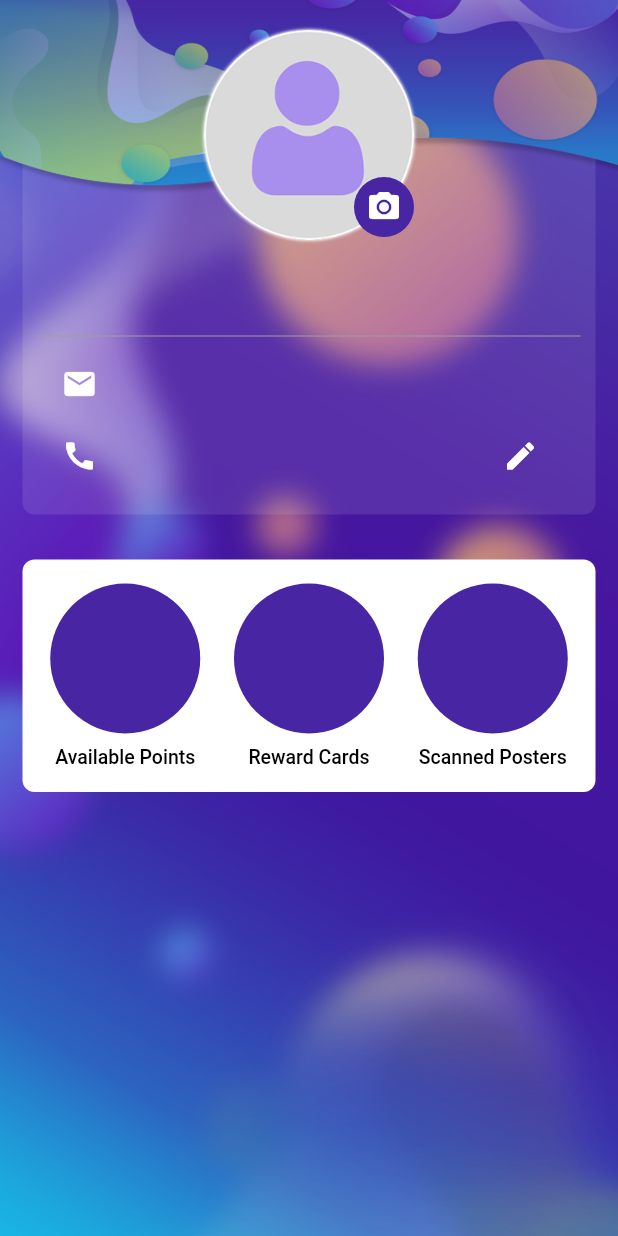
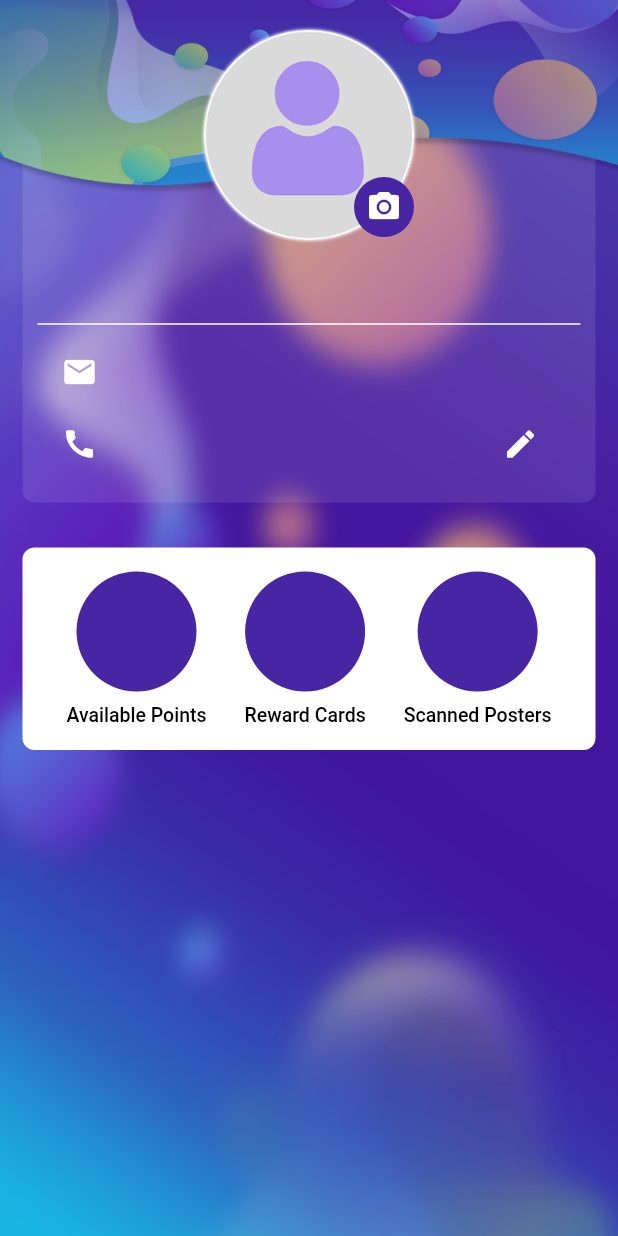
Before and after one commit to Ramanprimotech/PWapp, a Flutter app: the Profile screen opened directly, on a phone screen of 412 x 824 dp. Run offline on Flutter 3.47's test engine with Material 2 defaults, Android fonts, the phone set to English and light mode, and no system bars; our stand-ins replace date_format, device_info_plus, dio, flutter_offline, geocoding, geolocator and 6 more; missing offline and left inert: connectivity_plus_web, flutter_barcode_scanner, image_picker_for_web, network_info_plus_web, shared_preferences_web; accounts and stored records are empty; network calls fail; Roboto replaces fonts that are missing (texgyreadventor-regular).

Commit message:
UI changes

```diff
--- a/lib/views/profile/Profile.dart
+++ b/lib/views/profile/Profile.dart
@@ -10,6 +10,8 @@ import 'package:flutter_offline/flutter_offline.dart';
 import 'package:http/http.dart' as http;
 import 'package:image_picker/image_picker.dart';
 import 'package:path/path.dart' as path;
+import 'package:pwlp/widgets/AppText.dart';
+import 'package:pwlp/widgets/utility/assetImage.dart';
 import 'package:pwlp/widgets/utility/connectivity_result_message.dart';
 import 'package:rflutter_alert/rflutter_alert.dart';
 import 'package:shared_preferences/shared_preferences.dart';
@@ -52,9 +54,8 @@ class _ProfileState extends State<Profile> {
     Map data = {
       'user_id': sharedPreferences.getString("userID"),
     };
-    var response = await http.post(
-        Uri.parse(Api.baseUrl + Api().get_user_profile),
-        body: data);
+    var response = await http
+        .post(Uri.parse(Api.baseUrl + Api().get_user_profile), body: data);
     print(data.toString());
     if (response.statusCode == 200) {
       profileData = ProfileData.fromJson(json.decode(response.body));
@@ -70,8 +71,8 @@ class _ProfileState extends State<Profile> {
         }
         pointsStr = profileData.data!.userProfile![0].points;
         if (profileData.data!.userProfile![0].profilePic.toString() != "") {
-          profilePicStr = Api.baseImageUrl +
-              profileData.data!.userProfile![0].profilePic!;
+          profilePicStr =
+              Api.baseImageUrl + profileData.data!.userProfile![0].profilePic!;
         } else {
           profilePicStr = "${Api.baseImageUrl}user_default.png";
         }
@@ -91,9 +92,8 @@ class _ProfileState extends State<Profile> {
       'user_id': sharedPreferences.getString("userID"),
     };
     log(data.toString());
-    var response = await http.post(
-        Uri.parse(Api.baseUrl + Api().get_user_profile),
-        body: data);
+    var response = await http
+        .post(Uri.parse(Api.baseUrl + Api().get_user_profile), body: data);
 
     Utility().onLoading(context, false);
 
@@ -112,8 +112,8 @@ class _ProfileState extends State<Profile> {
         pointsStr = profileData.data!.userProfile![0].points;
 
         if (profileData.data!.userProfile![0].profilePic.toString() != "") {
-          profilePicStr = Api.baseImageUrl +
-              profileData.data!.userProfile![0].profilePic!;
+          profilePicStr =
+              Api.baseImageUrl + profileData.data!.userProfile![0].profilePic!;
         } else {
           profilePicStr = "${Api.baseImageUrl}user_default.png";
         }
@@ -221,9 +221,8 @@ class _ProfileState extends State<Profile> {
       'user_id': sharedPreferences.getString("userID"),
       'phone': _phoneNumber.text,
     };
-    var response = await http.post(
-        Uri.parse(Api.baseUrl + Api().update_profile),
-        body: data);
+    var response = await http
+        .post(Uri.parse(Api.baseUrl + Api().update_profile), body: data);
 
     Utility().onLoading(context, false);
     if (response.statusCode == 200) {
@@ -307,98 +306,6 @@ class _ProfileState extends State<Profile> {
 
   @override
   Widget build(BuildContext context) {
-    final userDetailCont = Container(
-      margin: const EdgeInsets.only(top: 80.0, left: 15.0, right: 15.0),
-      padding:
-          const EdgeInsets.only(top: 83.0, left: 10.0, right: 10.0, bottom: 15),
-      decoration: BoxDecoration(
-        borderRadius: BorderRadius.circular(8.0),
-        color: const Color(0x1AFFFFFF),
-      ),
-      child: Column(
-        children: <Widget>[
-          const SizedBox(height: 16),
-          Text(
-            userName,
-            style: const TextStyle(
-              color: Colors.white,
-              fontSize: 25,
-              fontFamily: 'texgyreadventor-regular',
-              fontWeight: FontWeight.w400,
-            ),
-            overflow: TextOverflow.ellipsis,
-          ),
-          if (specialityStr != null) ...[
-            Text(
-              specialityStr ?? "Speciality",
-              style: const TextStyle(
-                color: Colors.white,
-                fontSize: 19,
-                fontFamily: 'texgyreadventor-regular',
-                fontWeight: FontWeight.w200,
-              ),
-              textAlign: TextAlign.center,
-            ),
-            const SizedBox(height: 4),
-          ],
-          if (addressStr != null)
-            Text(
-              addressStr ?? "Address",
-              style: const TextStyle(
-                color: Colors.white,
-                fontSize: 16,
-                fontFamily: 'texgyreadventor-regular',
-                fontWeight: FontWeight.w200,
-              ),
-              maxLines: 3,
-              textAlign: TextAlign.center,
-            ),
-          const SizedBox(height: 8),
-          const Divider(
-            color: Colors.grey,
-          ),
-          ListTile(
-            dense: true,
-            leading: const Icon(
-              Icons.email,
-              color: Colors.white,
-            ),
-            title: Text(
-              emailStr!,
-              style: const TextStyle(
-                color: Colors.white,
-                fontSize: 16,
-                fontFamily: 'texgyreadventor-regular',
-                fontWeight: FontWeight.w500,
-              ),
-            ),
-          ),
-          ListTile(
-            dense: true,
-            leading: const Icon(
-              Icons.call,
-              color: Colors.white,
-            ),
-            title: Text(
-              phoneStr!,
-              style: const TextStyle(
-                color: Colors.white,
-                fontSize: 16,
-                fontFamily: 'texgyreadventor-regular',
-                fontWeight: FontWeight.w500,
-              ),
-            ),
-            trailing: IconButton(
-              onPressed: showPhoneDialog,
-              icon: const Icon(
-                Icons.edit,
-                color: Colors.white,
-              ),
-            ),
-          ),
-        ],
-      ),
-    );
     return OfflineBuilder(
       debounceDuration: Duration.zero,
       connectivityBuilder: (
@@ -412,23 +319,16 @@ class _ProfileState extends State<Profile> {
         return child;
       },
       child: Scaffold(
-        body: Container(
-          height: double.maxFinite,
-          width: double.maxFinite,
-          decoration: const BoxDecoration(
-            image: DecorationImage(
-              image: AssetImage('Assets/dashboard-bg.png'),
-              fit: BoxFit.cover,
-              alignment: Alignment.topCenter,
-            ),
-          ),
-          child: SingleChildScrollView(
-            child: SizedBox(
+        body: BGImageWithChild(
+          imgUrl: "dashboard-bg.png",
+          child: SizedBox(
+            height: double.infinity,
+            child: SingleChildScrollView(
               child: Stack(
-                children: <Widget>[
+                children: [
                   Column(
-                    children: <Widget>[
-                      userDetailCont,
+                    children: [
+                      userDetails(),
                       const SizedBox(height: 15),
                       PointsCard(
                           pointsStr: pointsStr,
@@ -451,7 +351,7 @@ class _ProfileState extends State<Profile> {
                     padding: const EdgeInsets.only(top: 20.0),
                     child: Stack(
                       fit: StackFit.loose,
-                      children: <Widget>[
+                      children: [
                         Row(
                           mainAxisAlignment: MainAxisAlignment.center,
                           crossAxisAlignment: CrossAxisAlignment.center,
@@ -485,7 +385,7 @@ class _ProfileState extends State<Profile> {
                               const EdgeInsets.only(top: 90.0, left: 100.0),
                           child: Row(
                             mainAxisAlignment: MainAxisAlignment.center,
-                            children: <Widget>[
+                            children: [
                               TextButton(
                                 child: const CircleAvatar(
                                   backgroundColor: Color(0xff4725a3),
@@ -514,6 +414,57 @@ class _ProfileState extends State<Profile> {
       ),
     );
   }
+
+  Widget userDetails() {
+    return Container(
+      margin: const EdgeInsets.only(top: 80, left: 15, right: 15),
+      padding: const EdgeInsets.only(top: 83, left: 10, right: 10, bottom: 15),
+      decoration: BoxDecoration(
+        borderRadius: BorderRadius.circular(8.0),
+        color: const Color(0x1AFFFFFF),
+      ),
+      child: Column(
+        children: [
+          const SizedBox(height: 16),
+          AppText(userName, fontSize: 25, fontWeight: FontWeight.w500),
+          if (specialityStr != null)
+            AppText(
+              specialityStr,
+              fontSize: 19,
+              fontWeight: FontWeight.w300,
+              padding: const EdgeInsets.only(bottom: 6),
+              textAlign: TextAlign.center,
+            ),
+          if (addressStr != null)
+            AppText(
+              addressStr,
+              fontSize: 16,
+              fontWeight: FontWeight.w200,
+              padding: EdgeInsets.only(bottom: 8),
+              textAlign: TextAlign.center,
+              maxLines: 3,
+            ),
+          const Divider(color: Colors.white, thickness: 1),
+          ListTile(
+            dense: true,
+            leading: const Icon(Icons.email, color: Colors.white),
+            title:
+                AppText(emailStr!, fontSize: 16, fontWeight: FontWeight.w500),
+          ),
+          ListTile(
+            dense: true,
+            leading: const Icon(Icons.call, color: Colors.white),
+            title:
+                AppText(emailStr!, fontSize: 16, fontWeight: FontWeight.w500),
+            trailing: IconButton(
+              onPressed: showPhoneDialog,
+              icon: const Icon(Icons.edit, color: Colors.white),
+            ),
+          ),
+        ],
+      ),
+    );
+  }
 }
 
 class PointsCard extends StatelessWidget {
@@ -539,19 +490,10 @@ class PointsCard extends StatelessWidget {
       ),
       child: Row(
         mainAxisAlignment: MainAxisAlignment.spaceEvenly,
-        children: <Widget>[
-          PointCircle(
-            label: "Available Points",
-            value: pointsStr!,
-          ),
-          PointCircle(
-            label: "Reward Cards",
-            value: rewardCardStr,
-          ),
-          PointCircle(
-            label: "Scanned Posters",
-            value: scannedNoStr,
-          ),
+        children: [
+          PointCircle(label: "Available Points", value: pointsStr!),
+          PointCircle(label: "Reward Cards", value: rewardCardStr),
+          PointCircle(label: "Scanned Posters", value: scannedNoStr),
         ],
       ),
     );
@@ -575,36 +517,14 @@ class PointCircle extends StatelessWidget {
         padding: const EdgeInsets.symmetric(vertical: 8),
         child: Column(
           crossAxisAlignment: CrossAxisAlignment.center,
-          children: <Widget>[
-            Container(
-              margin: const EdgeInsets.symmetric(horizontal: 8),
-              width: 100.0,
-              height: 100.0,
-              decoration: const BoxDecoration(
-                shape: BoxShape.circle,
-                color: Color(0xff4725a3),
-              ),
-              alignment: Alignment.center,
-              child: Text(
-                value,
-                style: const TextStyle(
-                  color: Colors.white,
-                  fontSize: 26,
-                  fontFamily: 'texgyreadventor-regular',
-                  fontWeight: FontWeight.w500,
-                ),
-              ),
+          children: [
+            CircleAvatar(
+              radius: 40,
+              backgroundColor: const Color(0xff4725a3),
+              child: AppText(value, fontSize: 26),
             ),
             const SizedBox(height: 8),
-            Text(
-              label,
-              style: const TextStyle(
-                color: Colors.black,
-                fontSize: 13,
-                fontFamily: 'texgyreadventor-regular',
-                fontWeight: FontWeight.w500,
-              ),
-            ),
+            AppText(label, color: Colors.black, fontSize: 13),
           ],
         ),
       ),
--- a/lib/widgets/AppText.dart
+++ b/lib/widgets/AppText.dart
@@ -32,7 +32,7 @@ class AppText extends StatelessWidget {
         label!,
         textAlign: textAlign,
         style: TextStyle(
-          color: Colors.white,
+          color: color ?? Colors.white,
           fontWeight: fontWeight,
           fontSize: fontSize!,
           decoration: textDecoration,
```
Also changed, not shown: lib/views/home/Home.dart (+10 -34 lines), lib/views/scanner/Scanner.dart (+17 -41 lines), lib/widgets/button/elevated_btn.dart (+3 -7 lines), lib/widgets/poster.dart (+5 -6 lines), lib/utils/API_Constant.dart (line endings or trailing spaces), pubspec.lock, 1 other file.
